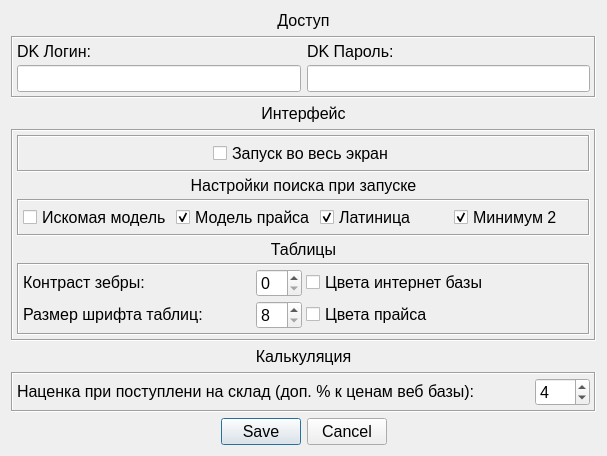
Before: the Qt Designer form MDA_UI/window_settings.ui in Wrexan/MDA, drawn with Qt 5.
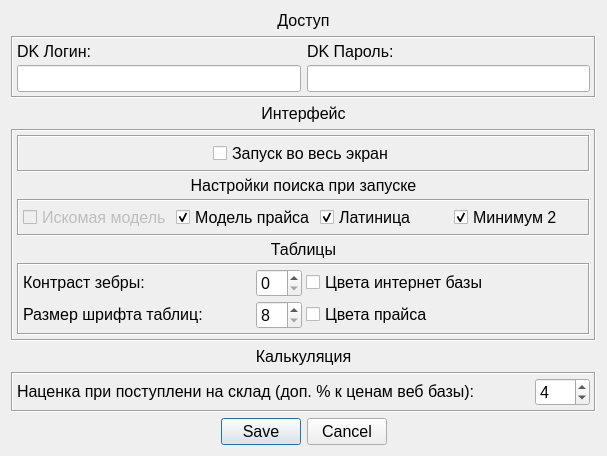
After: the same form once the commit is applied. Icons and pictures are not drawn.

```diff
--- a/MDA_UI/window_settings.ui
+++ b/MDA_UI/window_settings.ui
@@ -339,7 +339,7 @@
            <item>
             <widget class="QCheckBox" name="chb_show_exact">
              <property name="enabled">
-              <bool>true</bool>
+              <bool>false</bool>
              </property>
              <property name="minimumSize">
               <size>
```
